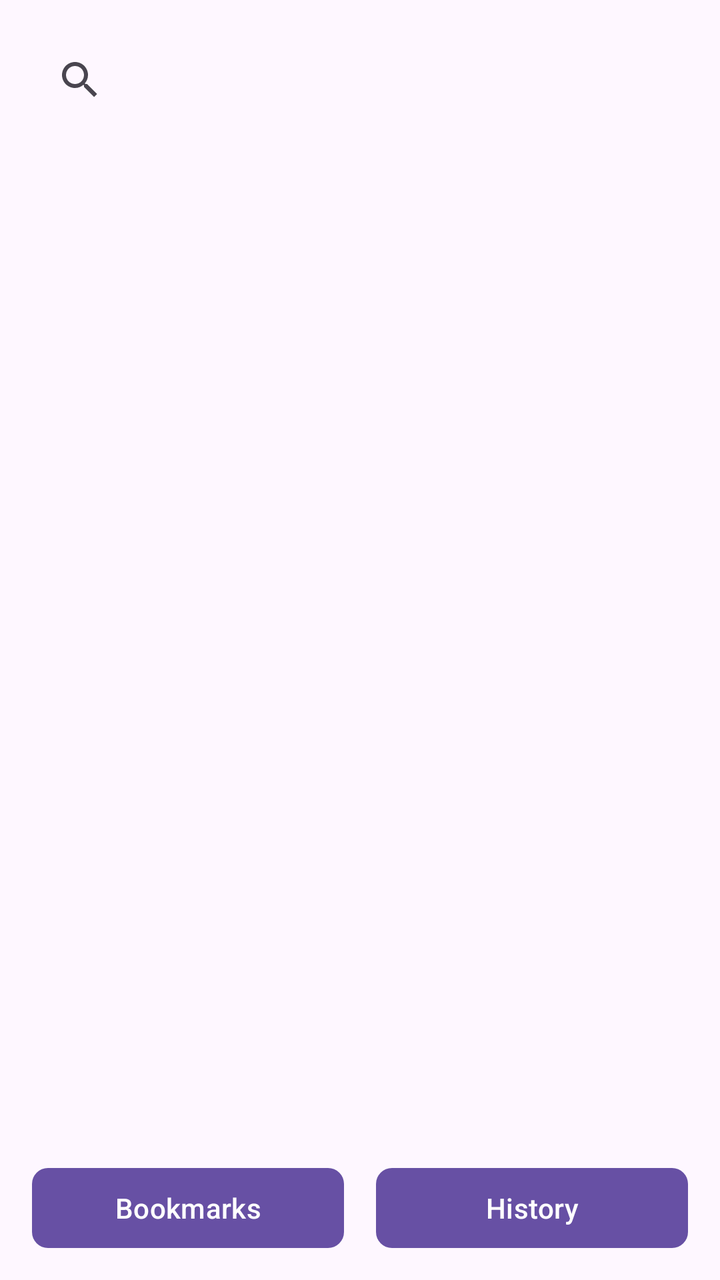
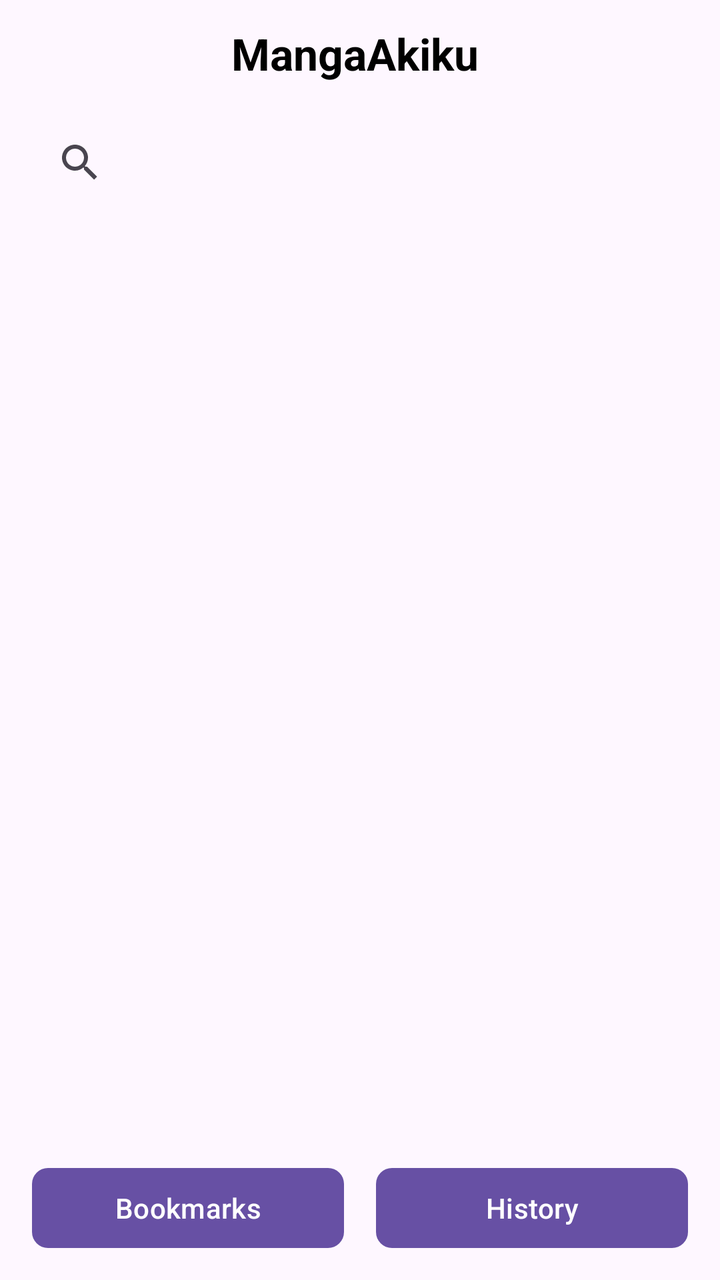

Before-and-after screenshots of an Android layout around one commit, followed by the original layout XML and the change that was made.
<!-- AndroidManifest.xml: application theme Theme.MangaV5 -->
<!-- res/layout/activity_home_page.xml -->
<?xml version="1.0" encoding="utf-8"?>
<androidx.constraintlayout.widget.ConstraintLayout
    xmlns:android="http://schemas.android.com/apk/res/android"
    xmlns:app="http://schemas.android.com/apk/res-auto"
    xmlns:tools="http://schemas.android.com/tools"
    android:id="@+id/main"
    android:layout_width="match_parent"
    android:layout_height="match_parent"
    android:fitsSystemWindows="true"
    tools:context=".MainActivitys.HomePage">


    <androidx.appcompat.widget.SearchView
        android:id="@+id/search_bar"
        android:layout_width="0dp"
        android:layout_height="wrap_content"
        android:layout_marginTop="16dp"
        android:layout_marginStart="16dp"
        android:layout_marginEnd="16dp"
        android:queryHint="Search manga"
        app:layout_constraintTop_toTopOf="parent"
        app:layout_constraintStart_toStartOf="parent"
        app:layout_constraintEnd_toEndOf="parent" />

    
    <androidx.recyclerview.widget.RecyclerView
        android:id="@+id/recycler_main"
        android:layout_width="0dp"
        android:layout_height="0dp"
        android:layout_marginTop="8dp"
        app:layout_constraintTop_toBottomOf="@id/search_bar"
        app:layout_constraintStart_toStartOf="parent"
        app:layout_constraintEnd_toEndOf="parent"
        app:layout_constraintBottom_toTopOf="@id/bottom_buttons_container"
        android:clipToPadding="false"
        android:paddingBottom="16dp" />

    
    <androidx.recyclerview.widget.RecyclerView
        android:id="@+id/recycler_search_results"
        android:layout_width="374dp"
        android:layout_height="403dp"
        android:layout_marginTop="8dp"
        android:background="@drawable/rounded_background"
        android:elevation="8dp"
        android:padding="8dp"
        android:visibility="gone"
        app:layout_constraintEnd_toEndOf="parent"
        app:layout_constraintHorizontal_bias="0.5"
        app:layout_constraintStart_toStartOf="parent"
        app:layout_constraintTop_toBottomOf="@id/search_bar" />

    
    <LinearLayout
        android:id="@+id/bottom_buttons_container"
        android:layout_width="0dp"
        android:layout_height="wrap_content"
        android:layout_margin="16dp"
        android:orientation="horizontal"
        android:gravity="center"
        app:layout_constraintBottom_toBottomOf="parent"
        app:layout_constraintStart_toStartOf="parent"
        app:layout_constraintEnd_toEndOf="parent">

        <Button
            android:id="@+id/button_bookmarks"
            android:layout_width="0dp"
            android:layout_height="40dp"
            android:layout_weight="1"
            android:text="Bookmarks"
            android:textColor="@android:color/white"
            android:textSize="14sp"
            android:layout_marginEnd="8dp"
            android:background="@drawable/rounded_button" />

        <Button
            android:id="@+id/button_history"
            android:layout_width="0dp"
            android:layout_height="40dp"
            android:layout_weight="1"
            android:text="History"
            android:textColor="@android:color/white"
            android:textSize="14sp"
            android:layout_marginStart="8dp"
            android:background="@drawable/rounded_button" />
    </LinearLayout>

</androidx.constraintlayout.widget.ConstraintLayout>
<!-- resources referenced by this layout -->
<resources>
  <!-- drawable rounded_background (drawable) -->
  <?xml version="1.0" encoding="utf-8"?>
  <shape xmlns:android="http://schemas.android.com/apk/res/android"
      android:shape="rectangle">
  
      <solid android:color="#FFFFFF" />   
  
      <corners android:radius="16dp" />   
  
      <stroke
          android:width="1dp"
          android:color="#CCCCCC" />       
  
  </shape>
  <!-- drawable rounded_button (drawable) -->
  <?xml version="1.0" encoding="utf-8"?>
  <shape xmlns:android="http://schemas.android.com/apk/res/android"
      android:shape="rectangle" >
      <corners android:radius="8dp" />
      <solid android:color="#4CAF50" /> 
  </shape>
  <style name="Theme.MangaV5" parent="Theme.MaterialComponents.DayNight.DarkActionBar">
          
          <item name="colorPrimary">@color/purple_500</item>
          <item name="colorPrimaryVariant">@color/purple_700</item>
          <item name="colorOnPrimary">@color/white</item>
          
          <item name="colorSecondary">@color/teal_200</item>
          <item name="colorSecondaryVariant">@color/teal_700</item>
          <item name="colorOnSecondary">@color/black</item>
          
          <item name="android:statusBarColor">?attr/colorPrimaryVariant</item>
          
      </style>
  <color name="purple_500">#FF6200EE</color>
  <color name="purple_700">#FF3700B3</color>
  <color name="white">#FFFFFFFF</color>
  <color name="teal_200">#FF03DAC5</color>
  <color name="teal_700">#FF018786</color>
  <color name="black">#FF000000</color>
</resources>

<!-- the commit's change to res/layout/activity_home_page.xml (unified diff, before → after) -->
@@ -9,6 +9,20 @@
     android:fitsSystemWindows="true"
     tools:context=".MainActivitys.HomePage">
 
+    
+    <TextView
+        android:id="@+id/app_title"
+        android:layout_width="wrap_content"
+        android:layout_height="wrap_content"
+        android:text="MangaAkiku "
+        android:textSize="22sp"
+        android:textStyle="bold"
+        android:textColor="@android:color/black"
+        app:layout_constraintTop_toTopOf="parent"
+        app:layout_constraintStart_toStartOf="parent"
+        app:layout_constraintEnd_toEndOf="parent"
+        android:gravity="center"
+        android:layout_marginTop="12dp"/>
 
     <androidx.appcompat.widget.SearchView
         android:id="@+id/search_bar"
@@ -18,7 +32,7 @@
         android:layout_marginStart="16dp"
         android:layout_marginEnd="16dp"
         android:queryHint="Search manga"
-        app:layout_constraintTop_toTopOf="parent"
+        app:layout_constraintTop_toBottomOf="@id/app_title"
         app:layout_constraintStart_toStartOf="parent"
         app:layout_constraintEnd_toEndOf="parent" />
 
